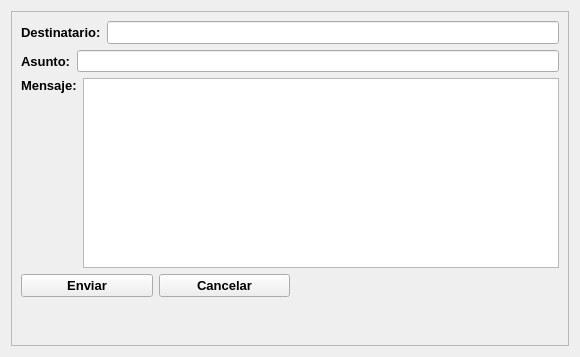
This is User_app/src/send_message/send_message_widget.ui in edugaidano/Little-Social-Network as Qt 5 draws it before an edit. The edited form follows.
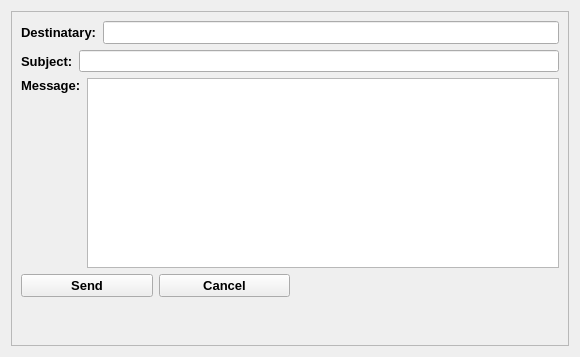
This is the edited form.

```diff
--- a/User_app/src/send_message/send_message_widget.ui
+++ b/User_app/src/send_message/send_message_widget.ui
@@ -41,7 +41,7 @@
            </font>
           </property>
           <property name="text">
-           <string>Destinatario:</string>
+           <string>Destinatary:</string>
           </property>
          </widget>
         </item>
@@ -70,7 +70,7 @@
            </font>
           </property>
           <property name="text">
-           <string>Asunto:</string>
+           <string>Subject:</string>
           </property>
          </widget>
         </item>
@@ -91,7 +91,7 @@
            </font>
           </property>
           <property name="text">
-           <string>Mensaje:</string>
+           <string>Message:</string>
           </property>
           <property name="alignment">
            <set>Qt::AlignmentFlag::AlignLeading|Qt::AlignmentFlag::AlignLeft|Qt::AlignmentFlag::AlignTop</set>
@@ -131,7 +131,7 @@
              </font>
             </property>
             <property name="text">
-             <string>Enviar</string>
+             <string>Send</string>
             </property>
            </widget>
           </item>
@@ -151,7 +151,7 @@
              </font>
             </property>
             <property name="text">
-             <string>Cancelar</string>
+             <string>Cancel</string>
             </property>
            </widget>
           </item>
```
Left out of the diff: 2 changed lines with no effect on the pictures.
